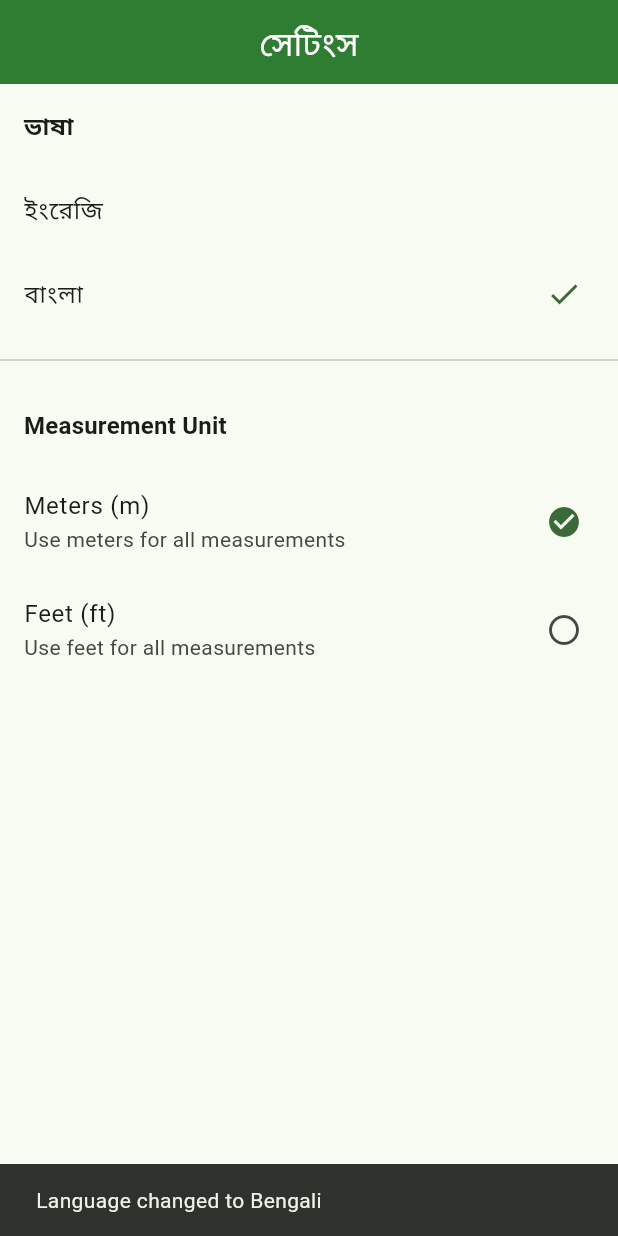
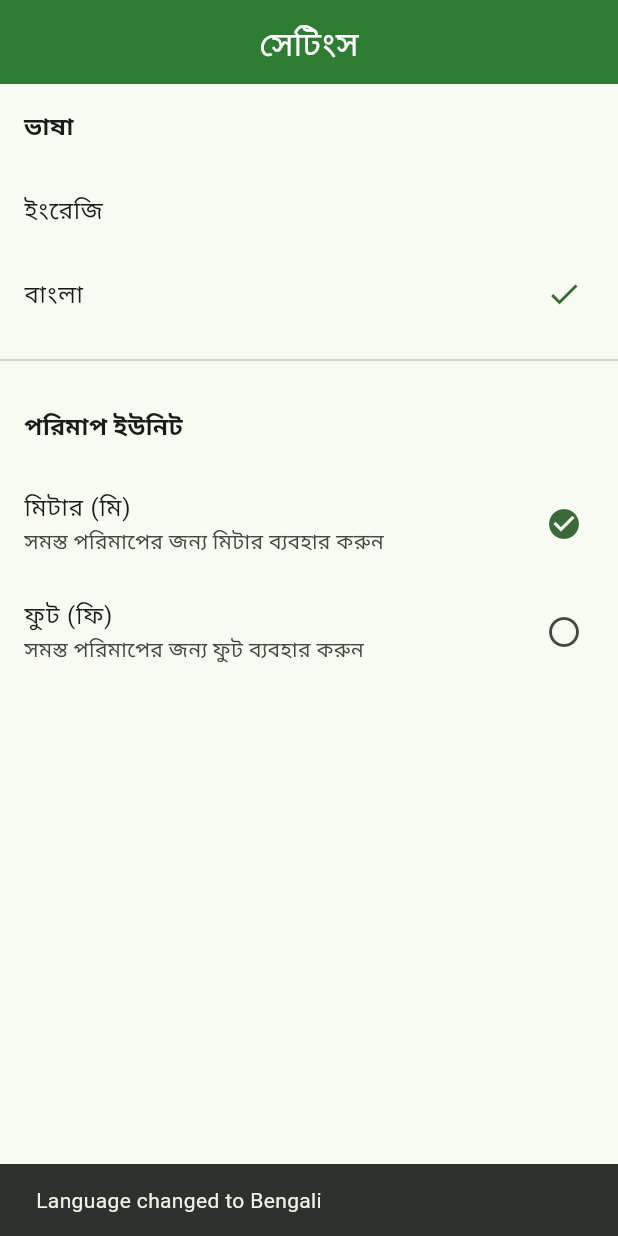
Before and after one commit to zamansheikh/plotcalc, a Flutter app: the SettingsPage screen opened by its route, after a tap on "Bengali", on a phone screen of 412 x 824 dp. Run offline on Flutter 3.47's test engine with Material 3 defaults, Android fonts, the phone set to English and light mode, and no system bars; our stand-ins replace dartz, equatable, flutter_bloc, get_it, go_router, injectable and 2 more; accounts and stored records are empty.

Commit message:
feat: Add localization support for measurement units and related texts

```diff
--- a/lib/core/localization/app_localizations.dart
+++ b/lib/core/localization/app_localizations.dart
@@ -133,6 +133,26 @@ class AppLocalizations {
   String get language => isEnglish ? 'Language' : 'ভাষা';
   String get english => isEnglish ? 'English' : 'ইংরেজি';
   String get bengali => isEnglish ? 'Bengali' : 'বাংলা';
+
+  // Measurement Unit
+  String get measurementUnit => isEnglish ? 'Measurement Unit' : 'পরিমাপ ইউনিট';
+  String get metersTitle => isEnglish ? 'Meters (m)' : 'মিটার (মি)';
+  String get feetTitle => isEnglish ? 'Feet (ft)' : 'ফুট (ফি)';
+  String get useMetersDescription =>
+      isEnglish ? 'Use meters for all measurements' : 'সমস্ত পরিমাপের জন্য মিটার ব্যবহার করুন';
+  String get useFeetDescription =>
+      isEnglish ? 'Use feet for all measurements' : 'সমস্ত পরিমাপের জন্য ফুট ব্যবহার করুন';
+  String get languageChangedTo =>
+      isEnglish ? 'Language changed to' : 'ভাষা পরিবর্তিত হয়েছে';
+  String get measurementUnitChanged =>
+      isEnglish ? 'Measurement unit changed to' : 'পরিমাপ ইউনিট পরিবর্তিত হয়েছে';
+
+  // Additional Dialog & Button Texts
+  String get viewShape => isEnglish ? 'View Shape' : 'আকৃতি দেখুন';
+  String get diagonalMeasurementsTitle =>
+      isEnglish ? 'Diagonal Measurements' : 'কর্ণ পরিমাপ';
+  String get diagonalMeasurementsRequired =>
+      isEnglish ? 'Required' : 'প্রয়োজনীয়';
 }
 
 class _AppLocalizationsDelegate
--- a/lib/features/measurement/presentation/pages/drawing_page.dart
+++ b/lib/features/measurement/presentation/pages/drawing_page.dart
@@ -561,15 +561,17 @@ class _DrawingPageState extends State<DrawingPage> {
   }
 
   void _showDiagonalInput() {
-    final loc = AppLocalizations.of(context);
-
     // Formula: For N-sided polygon, need (N-3) diagonals to triangulate
     int requiredDiagonals = _points.length - 3;
 
     showDialog(
       context: context,
-      builder: (context) => AlertDialog(
-        title: Text('Diagonal Measurements (Required: $requiredDiagonals)'),
+      builder: (context) {
+        final loc = AppLocalizations.of(context);
+        return AlertDialog(
+          title: Text(
+            '${loc.diagonalMeasurementsTitle} (${loc.diagonalMeasurementsRequired}: $requiredDiagonals)',
+          ),
           content: SingleChildScrollView(
             child: Column(
               mainAxisSize: MainAxisSize.min,
@@ -610,7 +612,8 @@ class _DrawingPageState extends State<DrawingPage> {
               child: Text(loc.done),
             ),
           ],
-      ),
+        );
+      },
     );
   }
 
--- a/lib/features/measurement/presentation/pages/history_page.dart
+++ b/lib/features/measurement/presentation/pages/history_page.dart
@@ -441,7 +441,7 @@ class _HistoryPageState extends State<HistoryPage> {
               _viewShape(context, measurement);
             },
             icon: const Icon(Icons.visibility),
-            label: const Text('View Shape'),
+            label: Text(loc.viewShape),
             style: OutlinedButton.styleFrom(
               foregroundColor: AppTheme.primaryColor,
               side: const BorderSide(color: AppTheme.primaryColor),
--- a/lib/features/settings/presentation/pages/settings_page.dart
+++ b/lib/features/settings/presentation/pages/settings_page.dart
@@ -46,21 +46,21 @@ class _SettingsPageState extends State<SettingsPage> {
           Padding(
             padding: const EdgeInsets.all(16.0),
             child: Text(
-              'Measurement Unit',
+              localizations.measurementUnit,
               style: Theme.of(context).textTheme.titleMedium?.copyWith(
                 fontWeight: FontWeight.bold,
               ),
             ),
           ),
-          const _MeasurementUnitOption(
+          _MeasurementUnitOption(
             unit: InputUnit.meters,
-            title: 'Meters (m)',
-            description: 'Use meters for all measurements',
+            title: localizations.metersTitle,
+            description: localizations.useMetersDescription,
           ),
-          const _MeasurementUnitOption(
+          _MeasurementUnitOption(
             unit: InputUnit.feet,
-            title: 'Feet (ft)',
-            description: 'Use feet for all measurements',
+            title: localizations.feetTitle,
+            description: localizations.useFeetDescription,
           ),
         ],
       ),
@@ -76,6 +76,8 @@ class _LanguageOption extends StatelessWidget {
 
   @override
   Widget build(BuildContext context) {
+    final localizations = AppLocalizations.of(context);
+
     return BlocBuilder<LanguageBloc, LanguageState>(
       builder: (context, state) {
         final isSelected = state.locale.languageCode == languageCode;
@@ -90,7 +92,9 @@ class _LanguageOption extends StatelessWidget {
               ChangeLanguageEvent(Locale(languageCode)),
             );
             ScaffoldMessenger.of(context).showSnackBar(
-              SnackBar(content: Text('Language changed to $language')),
+              SnackBar(
+                content: Text('${localizations.languageChangedTo} $language'),
+              ),
             );
           },
         );
@@ -112,6 +116,8 @@ class _MeasurementUnitOption extends StatelessWidget {
 
   @override
   Widget build(BuildContext context) {
+    final localizations = AppLocalizations.of(context);
+
     return BlocBuilder<MeasurementUnitBloc, MeasurementUnitState>(
       builder: (context, state) {
         final isSelected = state.unit == unit;
@@ -127,7 +133,11 @@ class _MeasurementUnitOption extends StatelessWidget {
               ChangeMeasurementUnitEvent(unit),
             );
             ScaffoldMessenger.of(context).showSnackBar(
-              SnackBar(content: Text('Measurement unit changed to ${unit.displayName}')),
+              SnackBar(
+                content: Text(
+                  '${localizations.measurementUnitChanged} ${unit.displayName}',
+                ),
+              ),
             );
           },
         );
```
Lines whose indentation alone changed are shown as unchanged.
